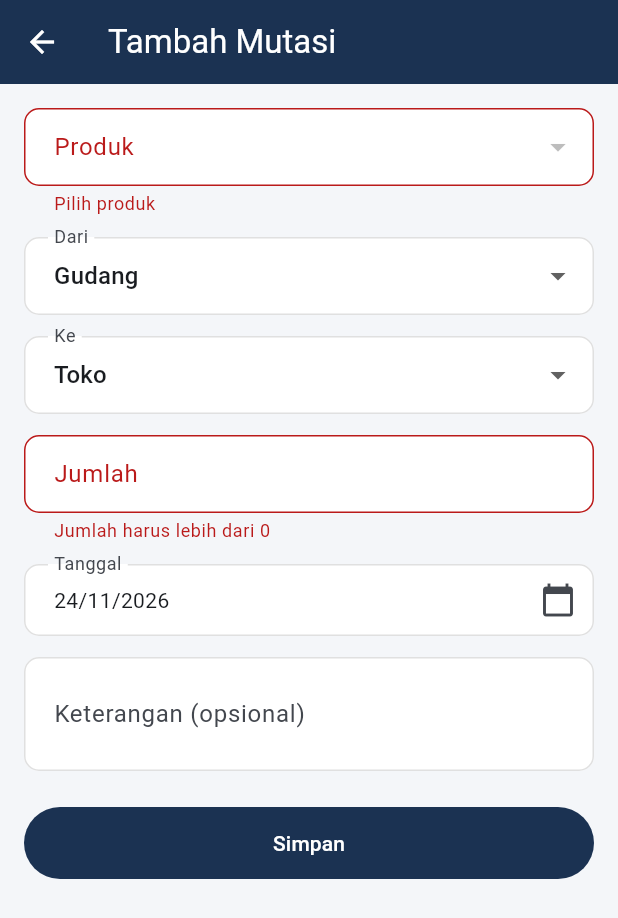
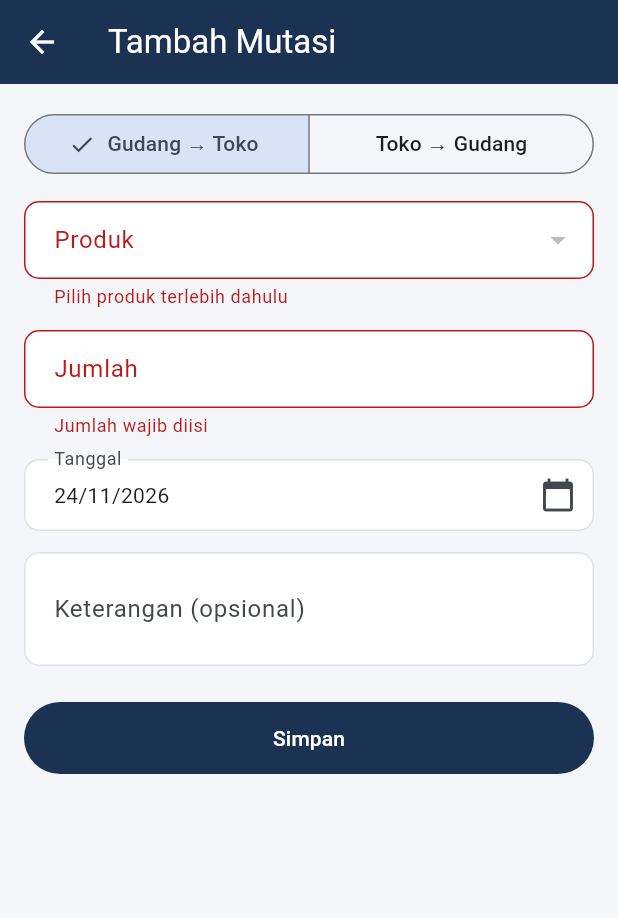
Before and after one commit to mutiaraazzh2708/pmd-kurnia5, a Flutter app: the MutasiFormPage screen opened directly, after a tap on "Simpan", on a phone screen of 412 x 824 dp. Shown: the top 918 px of the screen. Run offline on Flutter 3.47's test engine with Material 3 defaults, Android fonts, the phone set to English and light mode, and no system bars; our stand-ins replace flutter_secure_storage; accounts and stored records are empty; network calls fail.

Commit message:
feat(#68 #69 #71): mutasi, validasi, dan halaman stok

```diff
--- a/mobile/lib/screens/mutasi_page.dart
+++ b/mobile/lib/screens/mutasi_page.dart
@@ -1,15 +1,11 @@
 import 'package:flutter/material.dart';
+import 'package:flutter/services.dart';
 import 'package:provider/provider.dart';
 import '../main.dart';
 import '../providers/mutasi_provider.dart';
 import '../services/api_service.dart';
-
-String _fmtTanggal(String iso) {
-  if (iso.length >= 10 && iso[4] == '-') {
-    return '${iso.substring(8, 10)}/${iso.substring(5, 7)}/${iso.substring(0, 4)}';
-  }
-  return iso;
-}
+import '../utils/validators.dart';
+import '../widgets/form_helpers.dart';
 
 class MutasiPage extends StatefulWidget {
   const MutasiPage({super.key});
@@ -22,8 +18,8 @@ class _MutasiPageState extends State<MutasiPage> {
   @override
   void initState() {
     super.initState();
-    WidgetsBinding.instance.addPostFrameCallback(
-            (_) => context.read<MutasiProvider>().fetch());
+    WidgetsBinding.instance
+        .addPostFrameCallback((_) => context.read<MutasiProvider>().fetch());
   }
 
   Future<void> _openForm() async {
@@ -32,6 +28,7 @@ class _MutasiPageState extends State<MutasiPage> {
       MaterialPageRoute(builder: (_) => const MutasiFormPage()),
     );
     if (saved == true && mounted) {
+      context.read<MutasiProvider>().fetch(); // refresh daftar
       ScaffoldMessenger.of(context).showSnackBar(
           const SnackBar(content: Text('Mutasi berhasil disimpan')));
     }
@@ -71,7 +68,13 @@ class _MutasiPageState extends State<MutasiPage> {
       );
     }
     if (p.items.isEmpty) {
-      return const Center(child: Text('Belum ada data mutasi'));
+      return Center(
+        child: Column(mainAxisSize: MainAxisSize.min, children: const [
+          Icon(Icons.swap_horiz, size: 56, color: Colors.grey),
+          SizedBox(height: 8),
+          Text('Belum ada mutasi'),
+        ]),
+      );
     }
 
     return RefreshIndicator(
@@ -90,7 +93,7 @@ class _MutasiPageState extends State<MutasiPage> {
               title: Text(
                   m.produkNama.isEmpty ? 'Produk #${m.produkId}' : m.produkNama),
               subtitle: Text(
-                '${m.asal} → ${m.tujuan} • ${_fmtTanggal(m.tanggal)}'
+                '${m.asal} → ${m.tujuan} • ${fmtTanggal(m.tanggal)}'
                     '${m.keterangan.isNotEmpty ? '\n${m.keterangan}' : ''}',
               ),
               isThreeLine: m.keterangan.isNotEmpty,
@@ -115,8 +118,6 @@ class MutasiFormPage extends StatefulWidget {
 }
 
 class _MutasiFormPageState extends State<MutasiFormPage> {
-  static const _lokasi = ['Gudang', 'Toko'];
-
   final _formKey = GlobalKey<FormState>();
   final _jumlah = TextEditingController();
   final _ket = TextEditingController();
@@ -126,9 +127,10 @@ class _MutasiFormPageState extends State<MutasiFormPage> {
   bool _saving = false;
 
   int? _produkId;
-  String? _asal = 'Gudang';
-  String? _tujuan = 'Toko';
+  String _asal = 'Gudang'; // 'Gudang' = Gudang → Toko, 'Toko' = Toko → Gudang
   DateTime _tanggal = DateTime.now();
+
+  String get _tujuan => _asal == 'Gudang' ? 'Toko' : 'Gudang';
 
   @override
   void initState() {
@@ -144,37 +146,56 @@ class _MutasiFormPageState extends State<MutasiFormPage> {
   }
 
   Future<void> _loadProduk() async {
+    try {
       final list = await ApiService.getProduk();
       if (!mounted) return;
       setState(() {
         _produk = list;
         _loadingProduk = false;
       });
+    } catch (e) {
+      if (!mounted) return;
+      setState(() => _loadingProduk = false);
+      ScaffoldMessenger.of(context)
+          .showSnackBar(SnackBar(content: Text(pesanError(e))));
+    }
   }
 
-  String get _tanggalIso =>
-      '${_tanggal.year}-${_tanggal.month.toString().padLeft(2, '0')}-${_tanggal.day.toString().padLeft(2, '0')}';
+  dynamic get _produkTerpilih {
+    if (_produkId == null) return null;
+    return _produk.firstWhere((e) => '${e['id']}' == '$_produkId',
+        orElse: () => null);
+  }
 
-  Future<void> _pickTanggal() async {
-    final d = await showDatePicker(
-      context: context,
-      initialDate: _tanggal,
-      firstDate: DateTime(2020),
-      lastDate: DateTime.now().add(const Duration(days: 1)),
-    );
-    if (d != null) setState(() => _tanggal = d);
+  /// Stok di lokasi asal. null = API tidak mengirim stok lokasi itu.
+  int? get _stokAsal {
+    final p = _produkTerpilih;
+    if (p == null) return null;
+    return _asal == 'Gudang' ? StokUtil.gudang(p) : StokUtil.toko(p);
   }
 
   Future<void> _simpan() async {
-    if (!_formKey.currentState!.validate()) return;
+    if (_saving) return;
+    if (!_formKey.currentState!.validate()) return; // validasi dulu (#69)
+
+    final p = _produkTerpilih;
+    final ya = await konfirmasi(
+      context,
+      judul: 'Simpan mutasi?',
+      isi: '${p?['nama'] ?? 'Produk'}\n'
+          '$_asal → $_tujuan\n'
+          'Jumlah: ${_jumlah.text.trim()}',
+    );
+    if (!ya || !mounted) return;
+
     setState(() => _saving = true);
     try {
       await context.read<MutasiProvider>().tambah(
         produkId: _produkId!,
         jumlah: int.parse(_jumlah.text.trim()),
-        asal: _asal!,
-        tujuan: _tujuan!,
-        tanggal: _tanggalIso,
+        asal: _asal,
+        tujuan: _tujuan,
+        tanggal: tanggalIso(_tanggal),
         keterangan: _ket.text.trim(),
       );
       if (mounted) Navigator.pop(context, true);
@@ -182,13 +203,15 @@ class _MutasiFormPageState extends State<MutasiFormPage> {
       if (mounted) {
         setState(() => _saving = false);
         ScaffoldMessenger.of(context)
-            .showSnackBar(SnackBar(content: Text('$e')));
+            .showSnackBar(SnackBar(content: Text(pesanError(e))));
       }
     }
   }
 
   @override
   Widget build(BuildContext context) {
+    final stok = _stokAsal;
+
     return Scaffold(
       backgroundColor: kBackground,
       appBar: AppBar(
@@ -203,8 +226,20 @@ class _MutasiFormPageState extends State<MutasiFormPage> {
         child: ListView(
           padding: const EdgeInsets.all(16),
           children: [
+            SegmentedButton<String>(
+              segments: const [
+                ButtonSegment(
+                    value: 'Gudang', label: Text('Gudang → Toko')),
+                ButtonSegment(
+                    value: 'Toko', label: Text('Toko → Gudang')),
+              ],
+              selected: {_asal},
+              onSelectionChanged: (s) => setState(() => _asal = s.first),
+            ),
+            const SizedBox(height: 14),
             DropdownButtonFormField<int>(
               value: _produkId,
+              isExpanded: true,
               decoration: const InputDecoration(labelText: 'Produk'),
               items: _produk.map<DropdownMenuItem<int>>((e) {
                 final id = e['id'] is int
@@ -214,54 +249,26 @@ class _MutasiFormPageState extends State<MutasiFormPage> {
                     value: id, child: Text('${e['nama']}'));
               }).toList(),
               onChanged: (v) => setState(() => _produkId = v),
-              validator: (v) => v == null ? 'Pilih produk' : null,
-            ),
-            const SizedBox(height: 14),
-            DropdownButtonFormField<String>(
-              value: _asal,
-              decoration: const InputDecoration(labelText: 'Dari'),
-              items: _lokasi
-                  .map((l) => DropdownMenuItem(value: l, child: Text(l)))
-                  .toList(),
-              onChanged: (v) => setState(() => _asal = v),
-              validator: (v) => v == null ? 'Pilih lokasi asal' : null,
-            ),
-            const SizedBox(height: 14),
-            DropdownButtonFormField<String>(
-              value: _tujuan,
-              decoration: const InputDecoration(labelText: 'Ke'),
-              items: _lokasi
-                  .map((l) => DropdownMenuItem(value: l, child: Text(l)))
-                  .toList(),
-              onChanged: (v) => setState(() => _tujuan = v),
-              validator: (v) {
-                if (v == null) return 'Pilih lokasi tujuan';
-                if (v == _asal) return 'Tujuan harus berbeda dari asal';
-                return null;
-              },
+              validator: Validators.produk,
             ),
             const SizedBox(height: 14),
             TextFormField(
               controller: _jumlah,
               keyboardType: TextInputType.number,
-              decoration: const InputDecoration(labelText: 'Jumlah'),
-              validator: (v) {
-                final n = int.tryParse((v ?? '').trim());
-                if (n == null || n <= 0) {
-                  return 'Jumlah harus lebih dari 0';
-                }
-                return null;
-              },
+              inputFormatters: [FilteringTextInputFormatter.digitsOnly],
+              autovalidateMode: AutovalidateMode.onUserInteraction,
+              decoration: InputDecoration(
+                labelText: 'Jumlah',
+                helperText:
+                stok == null ? null : 'Stok $_asal: $stok',
+              ),
+              validator: (v) => Validators.jumlah(v,
+                  maxStok: stok, lokasi: _asal.toLowerCase()),
             ),
             const SizedBox(height: 14),
-            InkWell(
-              onTap: _pickTanggal,
-              child: InputDecorator(
-                decoration: const InputDecoration(
-                    labelText: 'Tanggal',
-                    suffixIcon: Icon(Icons.calendar_today)),
-                child: Text(_fmtTanggal(_tanggalIso)),
-              ),
+            TanggalField(
+              value: _tanggal,
+              onChanged: (d) => _tanggal = d,
             ),
             const SizedBox(height: 14),
             TextFormField(
@@ -274,7 +281,8 @@ class _MutasiFormPageState extends State<MutasiFormPage> {
             SizedBox(
               height: 48,
               child: FilledButton(
-                style: FilledButton.styleFrom(backgroundColor: kPrimary),
+                style:
+                FilledButton.styleFrom(backgroundColor: kPrimary),
                 onPressed: _saving ? null : _simpan,
                 child: _saving
                     ? const SizedBox(
--- a/mobile/lib/utils/validators.dart
+++ b/mobile/lib/utils/validators.dart
@@ -1,4 +1,5 @@
 class Validators {
+  // ===== Validator lama (dipakai form tambah produk) =====
   static String? wajibDiisi(String? v, String namaField) {
     if (v == null || v.trim().isEmpty) return '$namaField wajib diisi';
     return null;
@@ -19,4 +20,61 @@ class Validators {
     if (n < 0) return '$namaField tidak boleh negatif';
     return null;
   }
+
+  // ===== Tambahan Sprint 3 (#69): mutasi dan barang masuk =====
+  static String? produk(Object? v) =>
+      v == null ? 'Pilih produk terlebih dahulu' : null;
+
+  /// [maxStok] diisi hanya untuk mutasi. Kalau null, batas stok tidak dicek.
+  static String? jumlah(String? v, {int? maxStok, String lokasi = 'gudang'}) {
+    final t = v?.trim() ?? '';
+    if (t.isEmpty) return 'Jumlah wajib diisi';
+    final n = int.tryParse(t);
+    if (n == null) return 'Jumlah harus berupa angka bulat';
+    if (n <= 0) return 'Jumlah harus lebih dari 0';
+    if (maxStok != null && n > maxStok) {
+      return 'Jumlah melebihi stok $lokasi (tersedia: $maxStok)';
+    }
+    return null;
+  }
+
+  static String? hargaBeli(String? v) {
+    final t = v?.trim() ?? '';
+    if (t.isEmpty) return 'Harga beli wajib diisi';
+    final n = double.tryParse(t);
+    if (n == null) return 'Harga beli harus berupa angka';
+    if (n < 0) return 'Harga beli tidak boleh negatif';
+    return null;
+  }
+
+  static String? tanggal(DateTime? d) {
+    if (d == null) return 'Tanggal wajib diisi';
+    final now = DateTime.now();
+    final hariIni = DateTime(now.year, now.month, now.day);
+    if (DateTime(d.year, d.month, d.day).isAfter(hariIni)) {
+      return 'Tanggal tidak boleh di masa depan';
+    }
+    return null;
+  }
+
+  static String? tujuan(String? tujuan, String? asal) {
+    if (tujuan == null) return 'Pilih lokasi tujuan';
+    if (tujuan == asal) return 'Tujuan harus berbeda dari asal';
+    return null;
+  }
 }
+
+/// Membaca stok dari data produk API.
+/// Mengembalikan null kalau field-nya tidak ada di respons API.
+class StokUtil {
+  static int? _int(dynamic v) {
+    if (v == null) return null;
+    if (v is num) return v.toInt();
+    return int.tryParse('$v');
+  }
+
+  /// Memakai 'stok_gudang'; kalau tidak ada, jatuh ke 'stok' (field lama).
+  static int? gudang(dynamic p) => _int(p['stok_gudang'] ?? p['stok']);
+
+  static int? toko(dynamic p) => _int(p['stok_toko']);
+}
--- /dev/null
+++ b/mobile/lib/widgets/form_helpers.dart
@@ -0,0 +1,77 @@
+import 'package:flutter/material.dart';
+import '../utils/validators.dart';
+
+String fmtTanggal(String iso) {
+  if (iso.length >= 10 && iso[4] == '-') {
+    return '${iso.substring(8, 10)}/${iso.substring(5, 7)}/${iso.substring(0, 4)}';
+  }
+  return iso;
+}
+
+String tanggalIso(DateTime d) =>
+    '${d.year}-${d.month.toString().padLeft(2, '0')}-${d.day.toString().padLeft(2, '0')}';
+
+String pesanError(Object e) => '$e'.replaceFirst('Exception: ', '');
+
+/// Dialog konfirmasi, mis. "Simpan mutasi?". Mengembalikan true jika "Ya".
+Future<bool> konfirmasi(
+    BuildContext context, {
+      required String judul,
+      required String isi,
+    }) async {
+  final hasil = await showDialog<bool>(
+    context: context,
+    builder: (ctx) => AlertDialog(
+      title: Text(judul),
+      content: Text(isi),
+      actions: [
+        TextButton(
+            onPressed: () => Navigator.pop(ctx, false),
+            child: const Text('Batal')),
+        FilledButton(
+            onPressed: () => Navigator.pop(ctx, true),
+            child: const Text('Ya, simpan')),
+      ],
+    ),
+  );
+  return hasil ?? false;
+}
+
+/// Kolom tanggal yang menolak tanggal di masa depan.
+class TanggalField extends FormField<DateTime> {
+  TanggalField({
+    super.key,
+    required DateTime value,
+    required ValueChanged<DateTime> onChanged,
+  }) : super(
+    initialValue: value,
+    validator: Validators.tanggal,
+    builder: (state) {
+      return InkWell(
+        onTap: () async {
+          final now = DateTime.now();
+          final d = await showDatePicker(
+            context: state.context,
+            initialDate: state.value ?? now,
+            firstDate: DateTime(2020),
+            lastDate: DateTime(now.year, now.month, now.day),
+          );
+          if (d != null) {
+            state.didChange(d);
+            onChanged(d);
+          }
+        },
+        child: InputDecorator(
+          decoration: InputDecoration(
+            labelText: 'Tanggal',
+            suffixIcon: const Icon(Icons.calendar_today),
+            errorText: state.errorText,
+          ),
+          child: Text(state.value == null
+              ? ''
+              : fmtTanggal(tanggalIso(state.value!))),
+        ),
+      );
+    },
+  );
+}
```
Also changed, not shown: mobile/lib/screens/barang_masuk_page.dart (+49 -50 lines), mobile/lib/screens/stok_page.dart (+97 -26 lines), mobile/pubspec.lock, 2 other files. Lines whose indentation alone changed are shown as unchanged.
